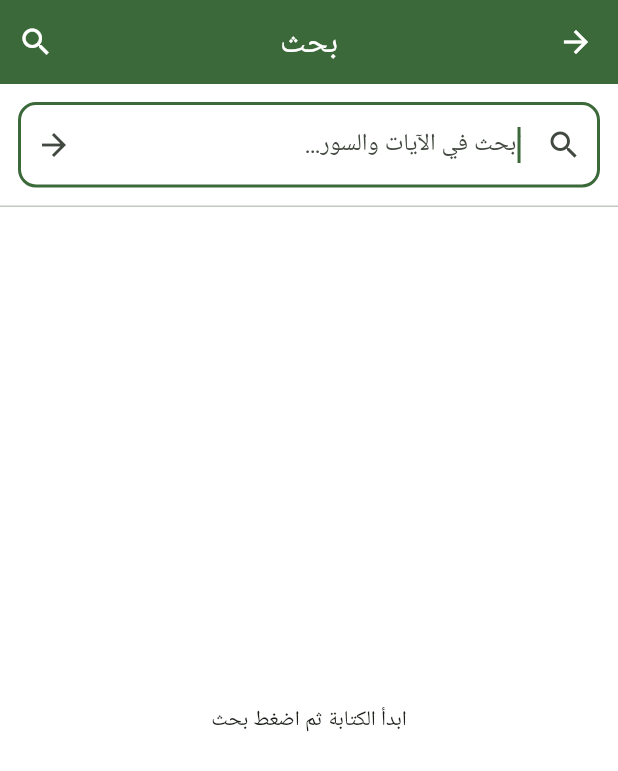
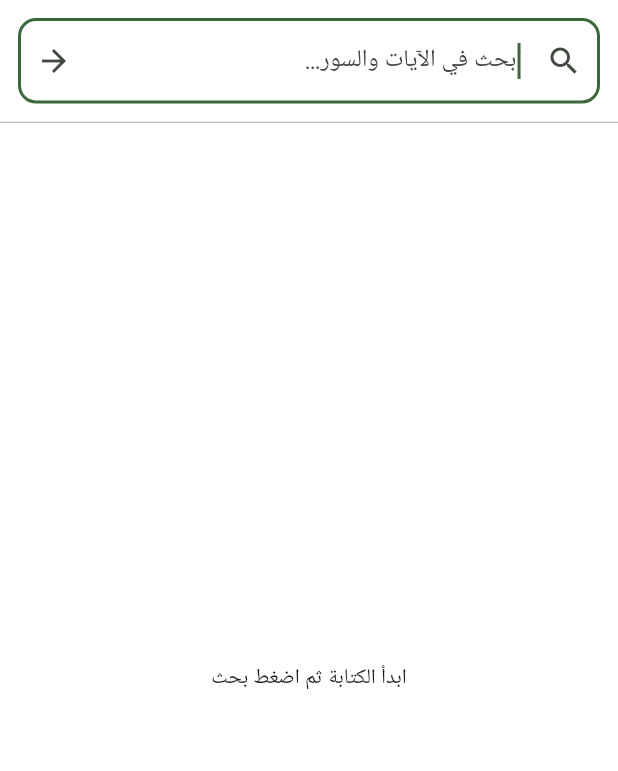
Before and after one commit to IbrahimElshishtawy/QuranGlow, a Flutter app: the SearchPage screen opened by its route, on a phone screen of 412 x 824 dp. Shown: the top 771 px of the screen. Run offline on Flutter 3.47's test engine with Material 3 defaults, Android fonts, the light colour scheme and no system bars; our stand-ins replace connectivity_plus, dio, flutter_riverpod, google_fonts, hive, hive_flutter and 5 more; accounts and stored records are empty; network calls fail.

Commit message:
Update search_page.dart

```diff
--- a/quranglow/lib/features/ui/pages/search/search_page.dart
+++ b/quranglow/lib/features/ui/pages/search/search_page.dart
@@ -70,17 +70,6 @@ class _SearchPageState extends ConsumerState<SearchPage> {
     return Directionality(
       textDirection: TextDirection.rtl,
       child: Scaffold(
-        appBar: AppBar(
-          title: const Text('بحث'),
-          centerTitle: true,
-          actions: [
-            IconButton(
-              onPressed: _submit,
-              icon: const Icon(Icons.search),
-              tooltip: 'بحث',
-            ),
-          ],
-        ),
         body: Column(
           children: [
             Padding(
```
